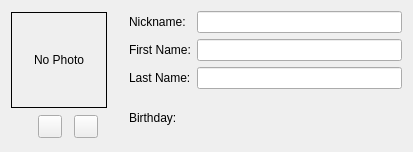
KDE/kopete, file kopete/identity/identitygeneral.ui: the form before one commit.
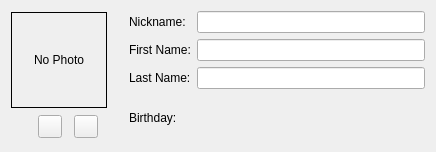
The form after the commit. Custom widgets are drawn as their Qt base class.

Commit message: Implement some properties of the identity in the config dialog

```diff
--- a/kopete/identity/identitygeneral.ui
+++ b/kopete/identity/identitygeneral.ui
@@ -5,7 +5,7 @@
    <rect>
     <x>0</x>
     <y>0</y>
-    <width>413</width>
+    <width>436</width>
     <height>148</height>
    </rect>
   </property>
```
Left out of the diff: 3 changed lines with no effect on the pictures. The commit also changes 5 other files.
